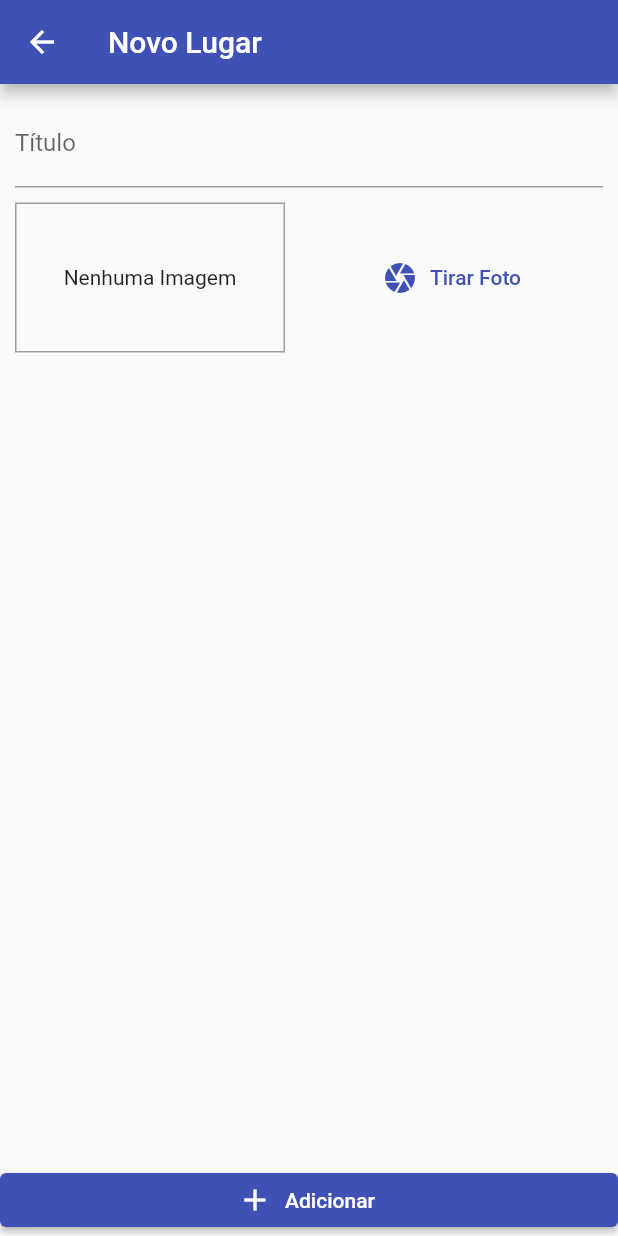
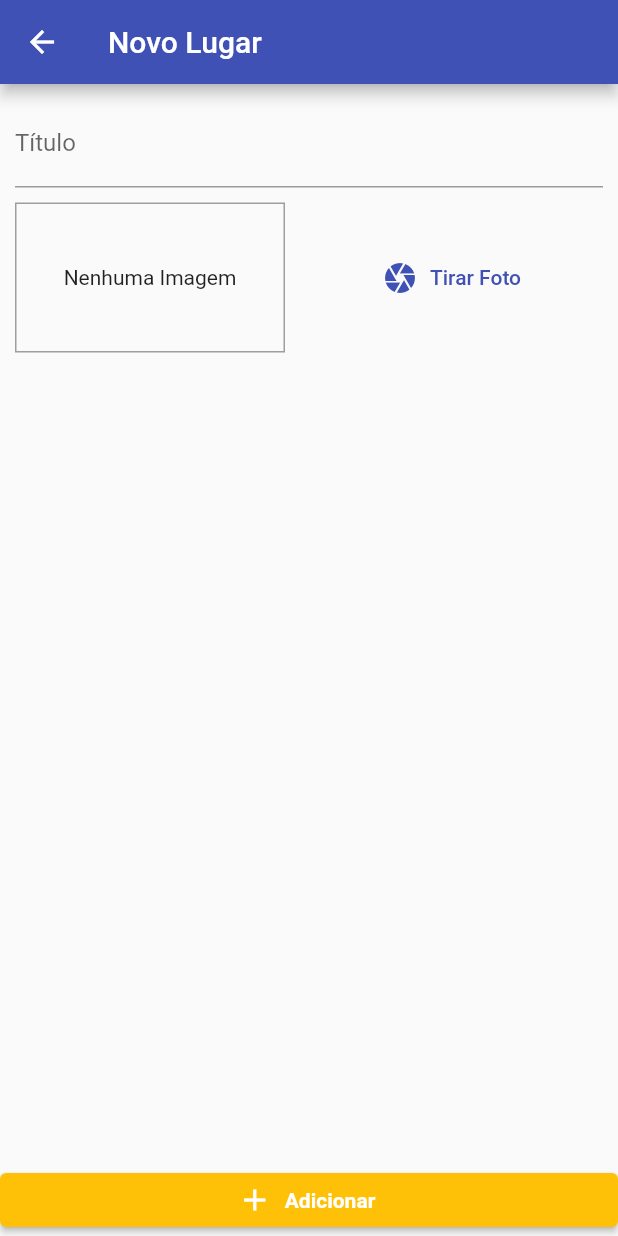
Before and after one commit to amedes-junior/great_places, a Flutter app: the PlaceFormScreen screen opened by its route, after a tap on "Tirar Foto", on a phone screen of 412 x 824 dp. Run offline on Flutter 3.47's test engine with Material 2 defaults, Android fonts, the phone set to English and light mode, and no system bars; our stand-ins replace image_picker.

Commit message:
Great Places -> Seg, 19 set 2021 -> Aula 344

```diff
--- a/lib/screens/place_form_screen.dart
+++ b/lib/screens/place_form_screen.dart
@@ -1,5 +1,9 @@
+import 'dart:io';
+
 import 'package:flutter/material.dart';
+import 'package:great_places/providers/greate_places.dart';
 import 'package:great_places/widgets/image_input.dart';
+import 'package:provider/provider.dart';
 
 class PlaceFormScreen extends StatefulWidget {
   @override
@@ -8,6 +12,25 @@ class PlaceFormScreen extends StatefulWidget {
 
 class _PlaceFormScreenState extends State<PlaceFormScreen> {
   final _titleController = TextEditingController();
+
+  File _pickedImage;
+
+  void _selectImage(File pickedImage) {
+    _pickedImage = pickedImage;
+  }
+
+  void _submitForm() {
+    if (_titleController.text.isEmpty || _pickedImage == null) {
+      return;
+    }
+
+    Provider.of<GreatPlaces>(context, listen: false).addPlace(
+      _titleController.text,
+      _pickedImage,
+    );
+
+    Navigator.of(context).pop();
+  }
 
   @override
   Widget build(BuildContext context) {
@@ -32,16 +55,23 @@ class _PlaceFormScreenState extends State<PlaceFormScreen> {
                     SizedBox(
                       height: 10,
                     ),
-                    ImageInput(),
+                    ImageInput(this._selectImage),
                   ],
                 ),
               ),
             ),
           ),
           ElevatedButton.icon(
-            onPressed: () {},
+            onPressed: _submitForm,
             icon: Icon(Icons.add),
             label: Text("Adicionar"),
+            style: ElevatedButton.styleFrom(
+              primary: Colors.amber,
+              textStyle: TextStyle(
+                  fontSize: 14,
+                  fontWeight: FontWeight.bold,
+                  color: Colors.black),
+            ),
           )
         ],
       ),
--- a/lib/widgets/image_input.dart
+++ b/lib/widgets/image_input.dart
@@ -1,11 +1,40 @@
+import 'dart:io';
+
 import 'package:flutter/material.dart';
+import 'package:image_picker/image_picker.dart';
+import 'package:path_provider/path_provider.dart' as syspaths;
+import 'package:path/path.dart' as path;
 
 class ImageInput extends StatefulWidget {
+  final Function onSelectImage;
+
+  ImageInput(this.onSelectImage);
+
   @override
   _ImageInputState createState() => _ImageInputState();
 }
 
 class _ImageInputState extends State<ImageInput> {
+  File _storedImage;
+
+  _takePicture() async {
+    final ImagePicker _picker = ImagePicker();
+    XFile imageFile = await _picker.pickImage(
+      source: ImageSource.camera,
+      maxWidth: 600,
+    );
+
+    setState(() {
+      _storedImage = File(imageFile.path);
+    });
+
+    final appDir = await syspaths.getApplicationDocumentsDirectory();
+    String fileName = path.basename(_storedImage.path);
+    final savedImage = await _storedImage.copy("${appDir.path}/$fileName");
+
+    widget.onSelectImage(savedImage);
+  }
+
   @override
   Widget build(BuildContext context) {
     return Row(
@@ -20,14 +49,20 @@ class _ImageInputState extends State<ImageInput> {
             ),
           ),
           alignment: Alignment.center,
-          child: Text('Nenhuma Imagem'),
+          child: _storedImage != null
+              ? Image.file(
+                  _storedImage,
+                  width: double.infinity,
+                  fit: BoxFit.cover,
+                )
+              : Text('Nenhuma Imagem'),
         ),
         SizedBox(
           width: 10,
         ),
         Expanded(
           child: TextButton.icon(
-            onPressed: () {},
+            onPressed: _takePicture,
             icon: Icon(Icons.camera),
             label: Text('Tirar Foto'),
           ),
--- a/pubspec.yaml
+++ b/pubspec.yaml
@@ -24,6 +24,9 @@ dependencies:
   flutter:
     sdk: flutter
   provider: ^4.3.1
+  image_picker: ^0.8.4+2
+  path_provider: ^2.0.5
+  path: ^1.8.0
 
 
   # The following adds the Cupertino Icons font to your application.
```
Also changed, not shown: lib/main.dart (+6 -2 lines), lib/providers/greate_places.dart (+15 -0 lines), pubspec.lock, 14 other files.
